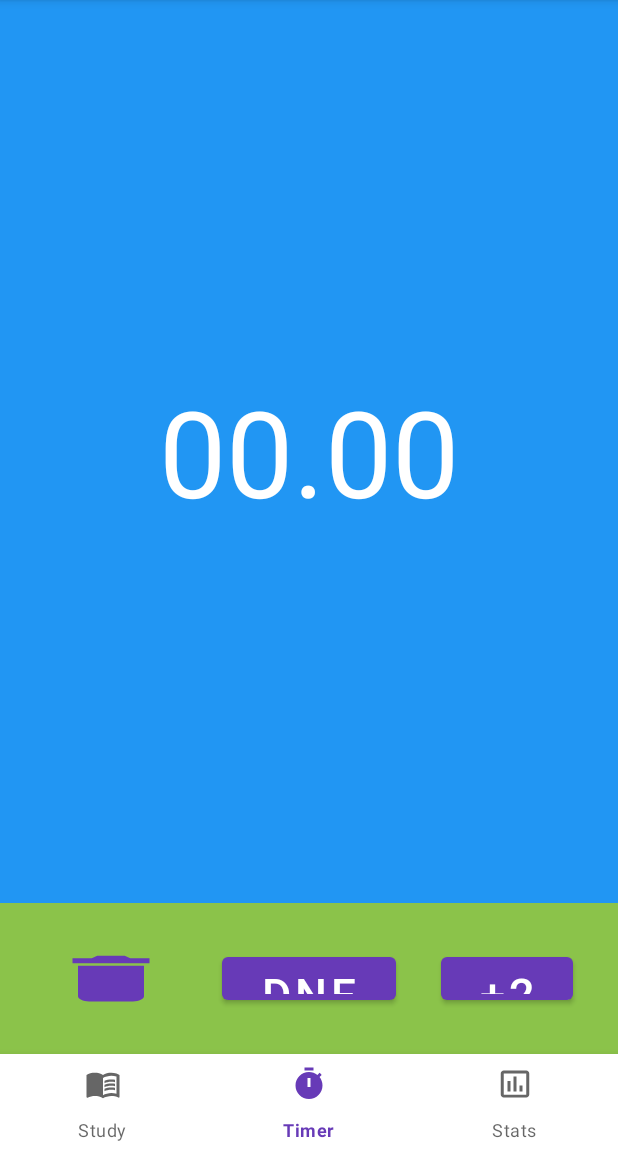
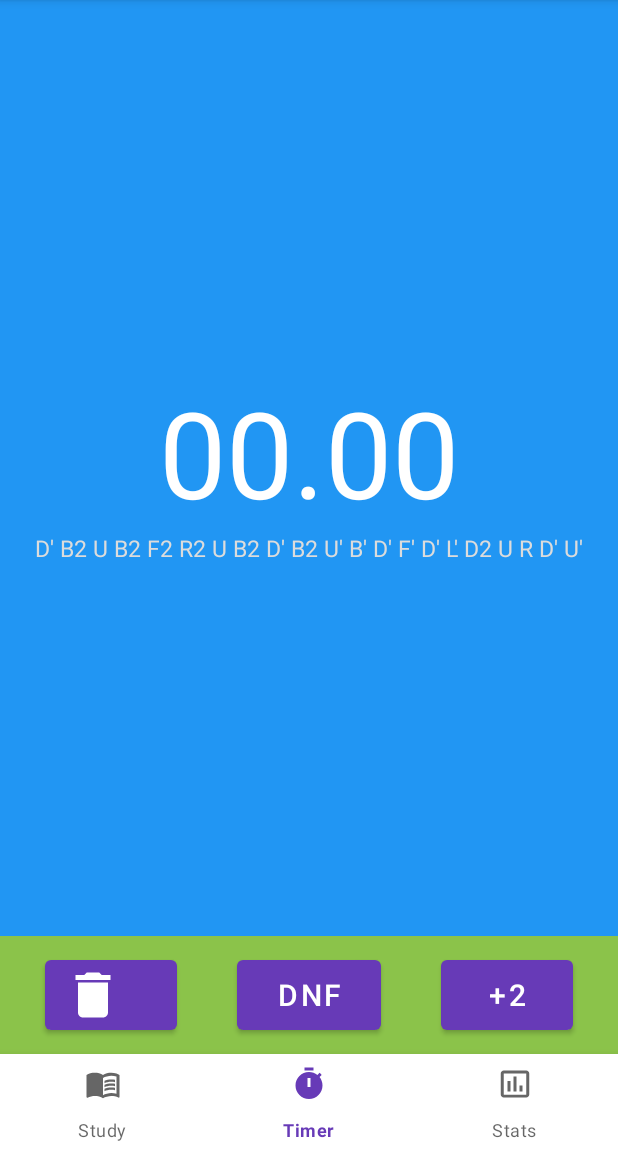
Before and after one commit to HarelPolak/BagrutProject, an Android app: the screen it shows after launch (MainActivity), on a phone screen of 412 x 824 dp, the part 84-1236 px from its top. Run offline under Robolectric (Android 15) with nearby library versions, the phone set to English and light mode, and no system bars.

Commit message:
timer working whohoooooo (:

```diff
--- a/app/src/main/java/com/example/bagrutproject/TimerFragment.java
+++ b/app/src/main/java/com/example/bagrutproject/TimerFragment.java
@@ -1,31 +1,42 @@
 package com.example.bagrutproject;
 
+import android.app.Activity;
 import android.graphics.Color;
 import android.os.Bundle;
 
-import androidx.annotation.Nullable;
 import androidx.fragment.app.Fragment;
 
 import android.os.Handler;
-import android.text.Layout;
 import android.view.LayoutInflater;
 import android.view.MotionEvent;
 import android.view.View;
 import android.view.ViewGroup;
 import android.widget.TextView;
 
+import java.util.Timer;
+import java.util.TimerTask;
+
 public class TimerFragment extends Fragment implements View.OnTouchListener {
 
     TextView tvTimer;
     View view_timer_fragment;
+    boolean timerShouldStart;
+    boolean timerIsRunning;
+    Timer timer;
+    TimerTask timerTask;
+    double time = 0.0;
 
     private final Handler handler = new Handler();
     private final Runnable runnable = new Runnable() {
         public void run() {
             tvTimer.setTextColor(Color.GREEN);
+            tvTimer.setText("00.00");
+            time = 0.0;
+            timerShouldStart = true;
         }
     };
-    public TimerFragment(){
+
+    public TimerFragment() {
         // require a empty public constructor
     }
 
@@ -36,23 +47,70 @@ public class TimerFragment extends Fragment implements View.OnTouchListener {
         view_timer_fragment = view.findViewById(R.id.view_timer_fragment);
         tvTimer = view.findViewById(R.id.tvTimer);
         view_timer_fragment.setOnTouchListener(this);
+        timer = new Timer();
+        timerIsRunning = false;
+        timerShouldStart = false;
+        tvTimer.setText(getTimerText());
         return view;
     }
 
     @Override
+    public void onDestroy() {
+        super.onDestroy();
+        timerTask.cancel();
+    }
+
+    @Override
     public boolean onTouch(View view, MotionEvent motionEvent) {
-        if(view == view_timer_fragment){
-            if(motionEvent.getAction() == MotionEvent.ACTION_DOWN){
+        if (view == view_timer_fragment) {
+            if(timerIsRunning){
+                if(motionEvent.getAction() == MotionEvent.ACTION_DOWN){
+                    timerTask.cancel();
+                    timerIsRunning = false;
+                    return true;
+                }
+            }
+            if (motionEvent.getAction() == MotionEvent.ACTION_DOWN) {
                 tvTimer.setTextColor(Color.RED);
                 handler.postDelayed(runnable, 500);
                 return true;
-            }
-            else if(motionEvent.getAction() == MotionEvent.ACTION_UP){
+            } else if (motionEvent.getAction() == MotionEvent.ACTION_UP) {
                 tvTimer.setTextColor(Color.WHITE);
                 handler.removeCallbacks(runnable);
+                if (timerShouldStart) {
+                    startTimer();
+                    timerShouldStart = false;
+                    timerIsRunning = true;
+                }
             }
         }
         return false;
     }
 
+    private void startTimer() {
+        timerTask = new TimerTask() {
+
+            @Override
+            public void run() {
+                ((Activity)getContext()).runOnUiThread(new Runnable() {
+                    @Override
+                    public void run() {
+                        time += 0.01;
+                        tvTimer.setText(getTimerText());
+                    }
+                });
+            }
+        };
+        timer.scheduleAtFixedRate(timerTask, 0, 10);
+    }
+
+    private String getTimerText() {
+        double seconds = time % 60;
+        int minutes = (int)time / 60;
+
+        if(minutes==0)
+            return String.format("%05.2f", seconds);
+        return String.format("%02d", minutes) + ":" + String.format("%05.2f", seconds);
+    }
+
 }
--- a/app/src/main/res/layout/fragment_timer.xml
+++ b/app/src/main/res/layout/fragment_timer.xml
@@ -12,8 +12,10 @@
     <LinearLayout
         android:layout_width="match_parent"
         android:layout_height="0dp"
-        android:layout_weight="6"
-        android:id="@+id/view_timer_fragment">
+        android:layout_weight="8"
+        android:id="@+id/view_timer_fragment"
+        android:orientation="vertical"
+        android:gravity="center">
 
         <TextView
             android:id="@+id/tvTimer"
@@ -23,7 +25,16 @@
             android:textColor="@color/white"
             android:textSize="80dp"
             android:gravity="center"
-            android:layout_gravity="center"/>
+            android:layout_gravity="center" />
+
+        <TextView
+            android:id="@+id/tvScramble"
+            android:layout_width="match_parent"
+            android:layout_height="wrap_content"
+            android:text="D' B2 U B2 F2 R2 U B2 D' B2 U' B' D' F' D' L' D2 U R D' U'"
+            android:textColor="#DCDCDC"
+            android:textSize="15dp"
+            android:gravity="center" />
 
     </LinearLayout>
 
@@ -37,28 +48,34 @@
             android:id="@+id/btnPlus2"
             android:layout_width="0dp"
             android:text="+2"
-            android:textSize="30dp"
+            android:textSize="20dp"
             android:layout_height="match_parent"
             app:layout_constraintEnd_toEndOf="parent"
-            android:layout_margin="30dp"/>
+            android:layout_marginVertical="10dp"
+            android:layout_marginHorizontal="30dp"/>
 
         <Button
             android:id="@+id/btnDnf"
             android:layout_width="0dp"
             android:text="DNF"
-            android:textSize="30dp"
+            android:textSize="20dp"
             android:layout_height="match_parent"
             app:layout_constraintEnd_toStartOf="@+id/btnPlus2"
             app:layout_constraintStart_toEndOf="@+id/btnTrash"
-            android:layout_margin="30dp"/>
+            android:layout_marginVertical="10dp"
+            android:layout_marginHorizontal="40dp" />
 
-        <Button
+        <com.google.android.material.button.MaterialButton
+            style="@style/Widget.MaterialComponents.Button.Icon"
+            app:icon="@drawable/baseline_delete_24"
+            app:iconSize="40dp"
+            app:iconPadding="0dp"
             android:id="@+id/btnTrash"
             android:layout_width="0dp"
-            android:background="@drawable/baseline_delete_24"
             android:layout_height="match_parent"
             app:layout_constraintStart_toStartOf="parent"
-            android:layout_margin="30dp"/>
+            android:layout_marginVertical="10dp"
+            android:layout_marginHorizontal="30dp"/>
 
     </androidx.constraintlayout.widget.ConstraintLayout>
 
--- a/app/src/main/res/values/themes.xml
+++ b/app/src/main/res/values/themes.xml
@@ -1,4 +1,4 @@
-<resources xmlns:tools="http://schemas.android.com/tools">
+<resources xmlns:tools="http://schemas.android.com/tools" xmlns:app="http://schemas.android.com/apk/res-auto">
     <!-- Base application theme. -->
     <style name="AppTheme" parent="Theme.MaterialComponents.Light.DarkActionBar">
         <item name="colorPrimary">@color/colorPrimary</item>
```
